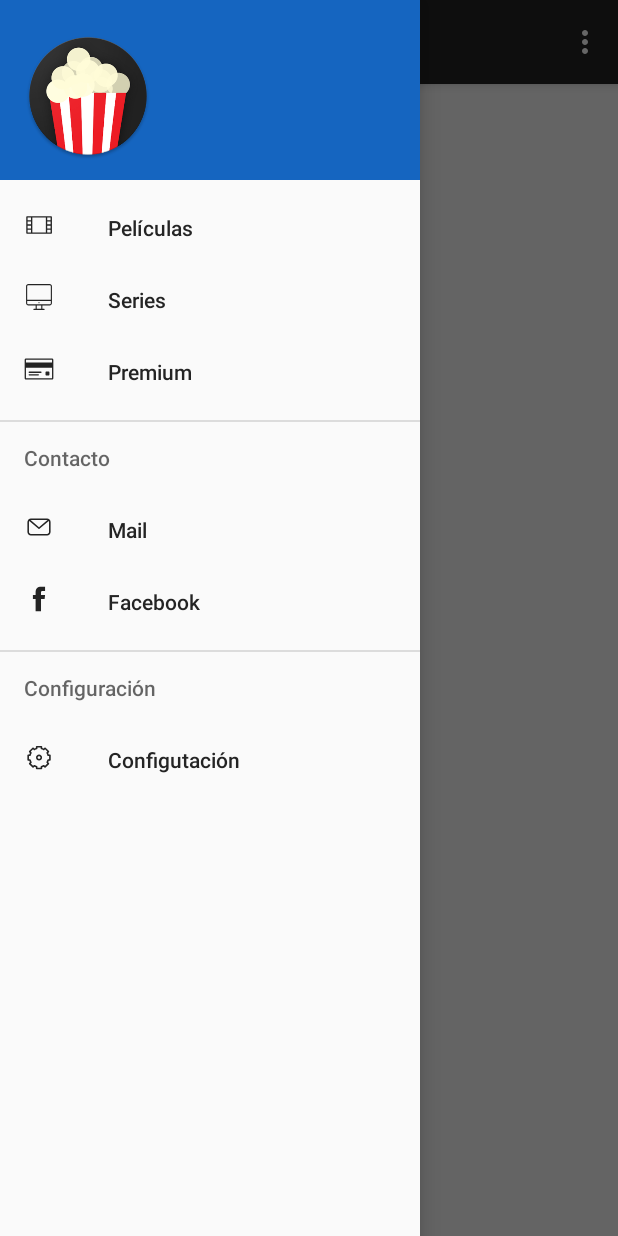
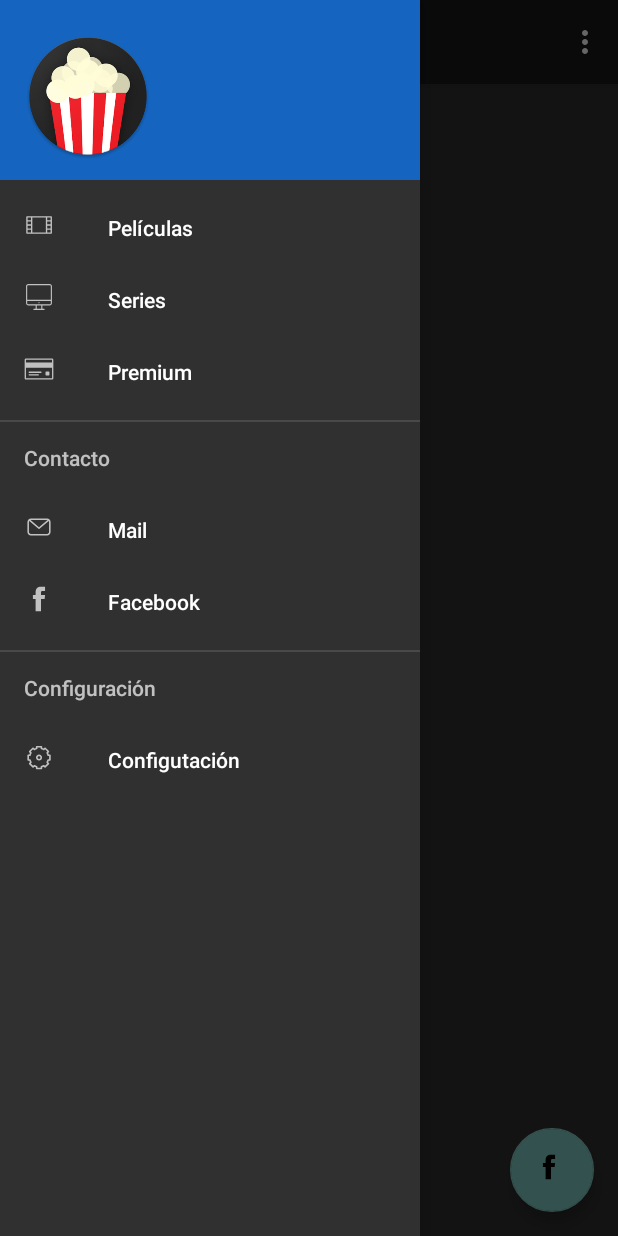
Before and after one commit to ReneGV/WhatWhatch-android, an Android app: the screen it shows after launch (MainActivity), with the side drawer open, on a phone screen of 412 x 824 dp. Run offline under Robolectric (Android 15) with nearby library versions, the phone set to English and light mode, and no system bars.

Commit message:
Soporte multi tema

```diff
--- a/app/src/main/java/com/varchar/whatwatch/MainActivity.java
+++ b/app/src/main/java/com/varchar/whatwatch/MainActivity.java
@@ -1,6 +1,8 @@
 package com.varchar.whatwatch;
 
+import android.content.SharedPreferences;
 import android.os.Bundle;
+import android.preference.PreferenceManager;
 import android.support.annotation.NonNull;
 import android.support.design.widget.FloatingActionButton;
 import android.support.design.widget.NavigationView;
@@ -10,6 +12,7 @@ import android.support.v4.widget.DrawerLayout;
 import android.support.v7.app.ActionBarDrawerToggle;
 import android.support.v7.app.AppCompatActivity;
 import android.support.v7.widget.Toolbar;
+import android.util.Log;
 import android.view.View;
 import android.view.Menu;
 import android.view.MenuItem;
@@ -17,9 +20,17 @@ import android.view.MenuItem;
 public class MainActivity extends AppCompatActivity
         implements NavigationView.OnNavigationItemSelectedListener {
 
+    // TODO Edit scope
+    final String  APPLICATION_THEME = "ApplicationTheme";
+
+    private NavigationView navigationView;
+    private FloatingActionButton floatingActionButton;
+
     @Override
     protected void onCreate(Bundle savedInstanceState) {
         super.onCreate(savedInstanceState);
+        // TODO: Fetch the theme acording to shared preferences configuration eg: set
+        setThemeFromPreferences();
         setContentView(R.layout.activity_main);
         Toolbar toolbar = (Toolbar) findViewById(R.id.toolbar);
         setSupportActionBar(toolbar);
@@ -30,9 +41,41 @@ public class MainActivity extends AppCompatActivity
         drawer.addDrawerListener(toggle);
         toggle.syncState();
 
-        NavigationView navigationView = (NavigationView) findViewById(R.id.nav_view);
+
+        navigationView = (NavigationView) findViewById(R.id.nav_view);
         navigationView.setNavigationItemSelectedListener(this);
 
+        floatingActionButton = (FloatingActionButton) findViewById(R.id.floatingActionButton);
+        floatingActionButton.setOnClickListener(new View.OnClickListener() {
+            @Override
+            public void onClick(View v) {
+                Snackbar.make(v, "Cierra y vuelve a abrir",Snackbar.LENGTH_LONG).show();
+                SharedPreferences preferences = PreferenceManager.getDefaultSharedPreferences(MainActivity.this);
+                SharedPreferences.Editor editor = preferences.edit();
+                if (preferences.getInt(APPLICATION_THEME,0) == 0){
+                    editor.putInt(APPLICATION_THEME, 1);
+                }else {
+                    editor.putInt(APPLICATION_THEME, 0);
+                }
+                editor.apply();
+            }
+        });
+
+    }
+
+    public  void setThemeFromPreferences(){
+        SharedPreferences preferences = PreferenceManager.getDefaultSharedPreferences(MainActivity.this);
+        int theme = preferences.getInt(APPLICATION_THEME,0);
+        switch (theme){
+            case 0:
+                setTheme(R.style.AppTheme);
+                break;
+            case 1:
+            default:
+                setTheme(R.style.LightTheme);
+                break;
+        }
+        Log.d("THEME", Integer.toString(theme));
     }
 
     @Override
@@ -70,6 +113,7 @@ public class MainActivity extends AppCompatActivity
     @Override
     public boolean onNavigationItemSelected(@NonNull MenuItem item) {
         // Handle navigation view item clicks here.
+        navigationView.setCheckedItem(item.getItemId());
         item.setChecked(true);
         int id = item.getItemId();
 
--- a/app/src/main/res/color/drawer_item.xml
+++ b/app/src/main/res/color/drawer_item.xml
@@ -1,6 +1,5 @@
 <?xml version="1.0" encoding="utf-8"?>
 <selector xmlns:android="http://schemas.android.com/apk/res/android">
-    <item android:color="@color/colorPrimary" android:state_checked="true" />
-    <item android:color="@color/colorPrimaryDark" />
-
+    <item android:color="@style/Theme.AppCompat.NoActionBar" android:state_checked="true" />
+    <item android:color="@style/Theme.AppCompat.NoActionBar" />
 </selector>
--- a/app/src/main/res/layout/activity_main.xml
+++ b/app/src/main/res/layout/activity_main.xml
@@ -20,8 +20,6 @@
         android:layout_gravity="start"
         android:fitsSystemWindows="true"
         app:headerLayout="@layout/nav_header_main"
-        app:menu="@menu/activity_main_drawer"
-        app:itemIconTint="@color/drawer_item"
-        app:itemTextColor="@color/drawer_item"/>
+        app:menu="@menu/activity_main_drawer" />
 
 </android.support.v4.widget.DrawerLayout>
--- a/app/src/main/res/layout/content_main.xml
+++ b/app/src/main/res/layout/content_main.xml
@@ -17,4 +17,15 @@
         app:layout_constraintRight_toRightOf="parent"
         app:layout_constraintTop_toTopOf="parent" />
 
+    <android.support.design.widget.FloatingActionButton
+        android:id="@+id/floatingActionButton"
+        android:layout_width="wrap_content"
+        android:layout_height="wrap_content"
+        android:layout_marginBottom="16dp"
+        android:layout_marginEnd="16dp"
+        android:clickable="true"
+        app:layout_constraintBottom_toBottomOf="parent"
+        app:layout_constraintEnd_toEndOf="parent"
+        app:srcCompat="@drawable/ic_menu_facebook" />
+
 </android.support.constraint.ConstraintLayout>
--- a/app/src/main/res/layout/nav_header_main.xml
+++ b/app/src/main/res/layout/nav_header_main.xml
@@ -9,7 +9,6 @@
     android:orientation="vertical"
     android:paddingLeft="@dimen/activity_horizontal_margin"
     android:paddingRight="@dimen/activity_horizontal_margin"
-
     android:theme="@style/ThemeOverlay.AppCompat.Dark">
 
     <ImageView
--- a/app/src/main/res/menu/activity_main_drawer.xml
+++ b/app/src/main/res/menu/activity_main_drawer.xml
@@ -16,10 +16,10 @@
             android:id="@+id/nav_premium"
             android:icon="@drawable/ic_menu_credit_gard"
             android:title="Premium" />
-    </group>
 
     <item android:title="Contacto">
         <menu>
+            <group android:checkableBehavior="single">
                 <item
                     android:id="@+id/nav_mail"
                     android:icon="@drawable/ic_menu_mail"
@@ -28,16 +28,20 @@
                     android:id="@+id/nav_facebook"
                     android:icon="@drawable/ic_menu_facebook"
                     android:title="Facebook" />
+            </group>
         </menu>
     </item>
 
         <item android:title="Configuración">
             <menu>
+                <group android:checkableBehavior="single">
                     <item
                             android:id="@+id/nav_settings"
                             android:icon="@drawable/ic_menu_settings"
                              android:title="Configutación" />
+                </group>
             </menu>
         </item>
+    </group>
 
 </menu>
--- a/app/src/main/res/values/colors.xml
+++ b/app/src/main/res/values/colors.xml
@@ -1,6 +1,7 @@
 <?xml version="1.0" encoding="utf-8"?>
 <resources>
     <color name="colorPrimary">#3F51B5</color>
-    <color name="colorPrimaryDark">#242424</color>
+    <color name="colorPrimaryDark">#191919</color>
     <color name="colorAccent">#FF4081</color>
+    <color name="colorPrimaryLight">#DDDD</color>
 </resources>
--- a/app/src/main/res/values/styles.xml
+++ b/app/src/main/res/values/styles.xml
@@ -1,12 +1,23 @@
 <resources>
 
     <!-- Base application theme. -->
-    <style name="AppTheme" parent="Theme.AppCompat.Light.DarkActionBar">
-        <!-- Customize your theme here. -->
+    <style name="AppTheme" parent="Theme.AppCompat.NoActionBar">
+        <!-- Customize your theme here.
         <item name="colorPrimary">@color/colorPrimary</item>
         <item name="colorPrimaryDark">@color/colorPrimaryDark</item>
         <item name="colorAccent">@color/colorAccent</item>
+        -->
+        <item name="colorPrimary">@color/colorPrimaryDark</item>
+        <item name="colorPrimaryDark">@color/colorPrimaryDark</item>
     </style>
+
+    <style name="LightTheme" parent="Theme.AppCompat.Light">
+        <item name="windowNoTitle">true</item>
+        <item name="windowActionBar">true</item>
+        <item name="colorPrimary">@color/colorPrimary</item>
+    </style>
+
+
 
     <style name="AppTheme.NoActionBar">
         <item name="windowActionBar">false</item>
@@ -15,7 +26,6 @@
     </style>
 
     <style name="AppTheme.AppBarOverlay" parent="ThemeOverlay.AppCompat.Dark.ActionBar" />
-
     <style name="AppTheme.PopupOverlay" parent="ThemeOverlay.AppCompat.Light" />
 
 </resources>
```
Lines whose indentation alone changed are shown as unchanged.
